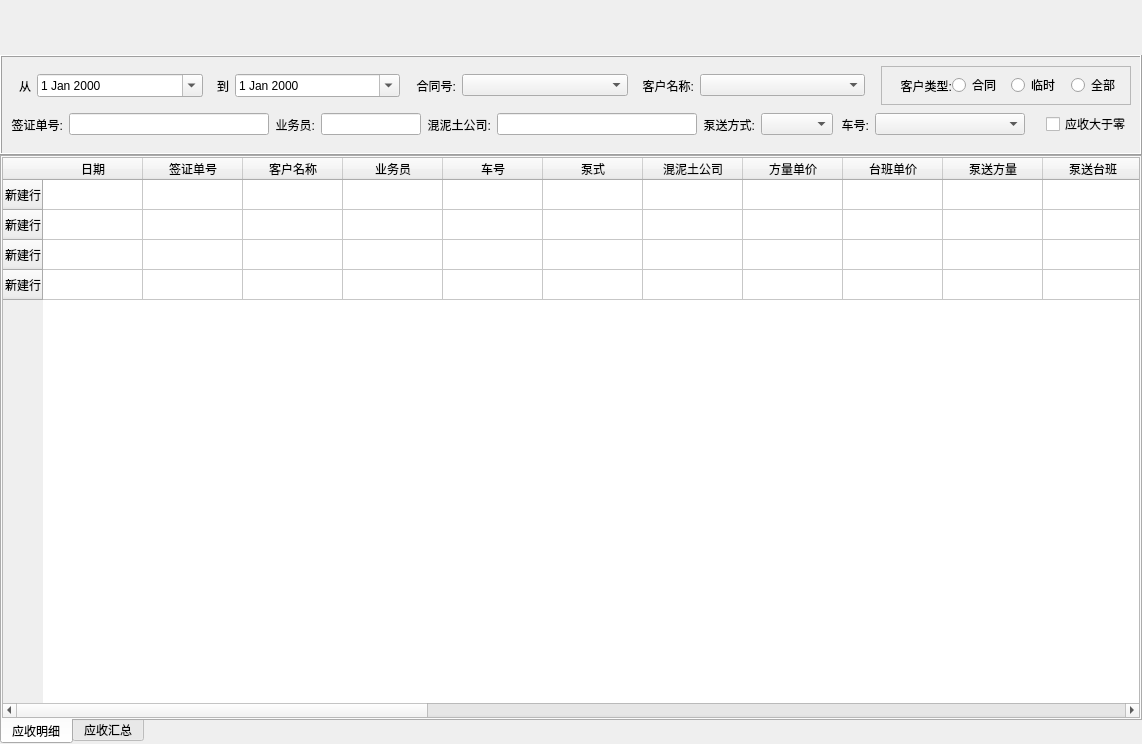
Above: CarRentalManagement/ui/tabwidget/receivablewidget.ui from longcp/CarRentalManagement before the change. Below: the same form after it.
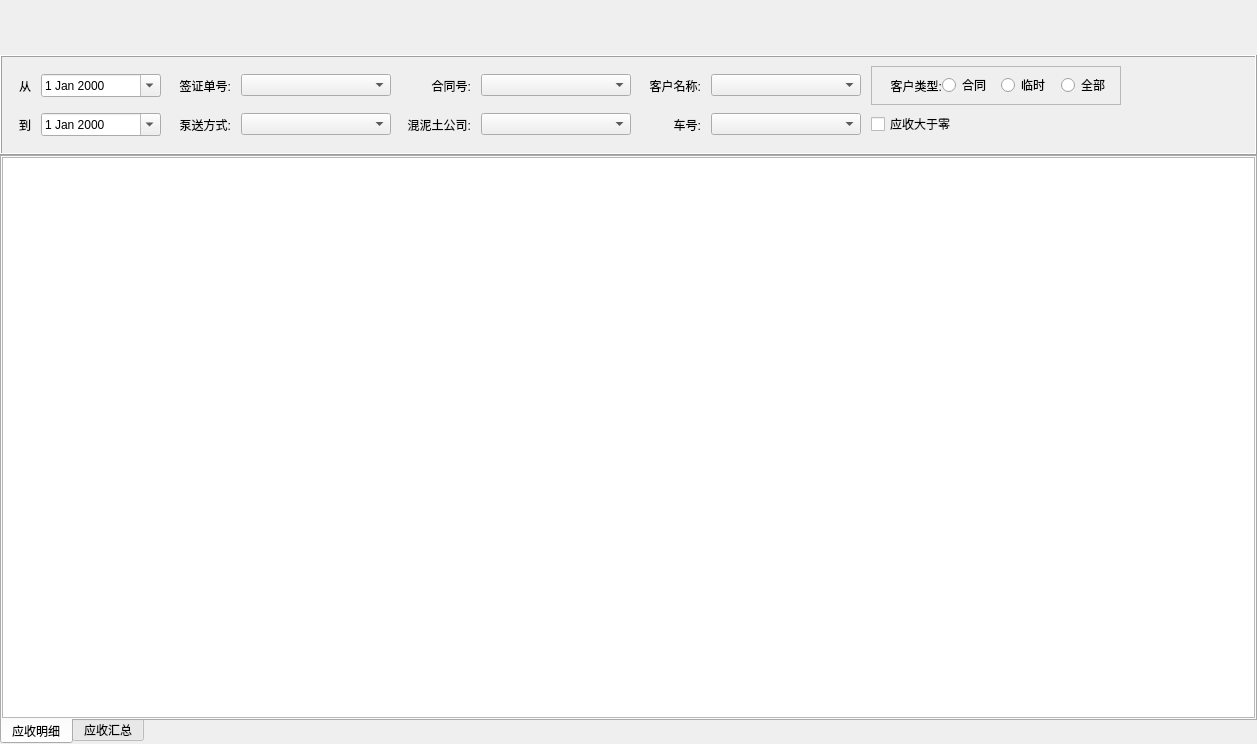
That is the form after the change.

Commit message: 调整界面

The edit to the form file:
```diff
--- a/CarRentalManagement/ui/tabwidget/receivablewidget.ui
+++ b/CarRentalManagement/ui/tabwidget/receivablewidget.ui
@@ -6,7 +6,7 @@
    <rect>
     <x>0</x>
     <y>0</y>
-    <width>1142</width>
+    <width>1257</width>
     <height>744</height>
    </rect>
   </property>
@@ -101,6 +101,9 @@
       <item>
        <widget class="QWidget" name="chooseTopWidget" native="true">
         <layout class="QHBoxLayout" name="chooseUpHorizonLayout">
+         <property name="spacing">
+          <number>10</number>
+         </property>
          <property name="bottomMargin">
           <number>0</number>
          </property>
@@ -130,13 +133,13 @@
           <widget class="QDateEdit" name="fromDateEdit">
            <property name="minimumSize">
             <size>
-             <width>100</width>
+             <width>120</width>
              <height>0</height>
             </size>
            </property>
            <property name="maximumSize">
             <size>
-             <width>200</width>
+             <width>120</width>
              <height>16777215</height>
             </size>
            </property>
@@ -146,21 +149,21 @@
           </widget>
          </item>
          <item>
-          <widget class="QLabel" name="toLabel">
+          <widget class="QLabel" name="label">
            <property name="minimumSize">
             <size>
-             <width>20</width>
+             <width>60</width>
              <height>0</height>
             </size>
            </property>
            <property name="maximumSize">
             <size>
-             <width>20</width>
+             <width>60</width>
              <height>16777215</height>
             </size>
            </property>
            <property name="text">
-            <string>到</string>
+            <string>签证单号:</string>
            </property>
            <property name="alignment">
             <set>Qt::AlignRight|Qt::AlignTrailing|Qt::AlignVCenter</set>
@@ -168,9 +171,18 @@
           </widget>
          </item>
          <item>
-          <widget class="QDateEdit" name="toDateEdit">
-           <property name="calendarPopup">
-            <bool>true</bool>
+          <widget class="QComboBox" name="comboBox">
+           <property name="minimumSize">
+            <size>
+             <width>150</width>
+             <height>0</height>
+            </size>
+           </property>
+           <property name="maximumSize">
+            <size>
+             <width>150</width>
+             <height>16777215</height>
+            </size>
            </property>
           </widget>
          </item>
@@ -178,13 +190,13 @@
           <widget class="QLabel" name="contractNumLabel">
            <property name="minimumSize">
             <size>
-             <width>50</width>
+             <width>70</width>
              <height>0</height>
             </size>
            </property>
            <property name="maximumSize">
             <size>
-             <width>50</width>
+             <width>70</width>
              <height>16777215</height>
             </size>
            </property>
@@ -197,7 +209,20 @@
           </widget>
          </item>
          <item>
-          <widget class="QComboBox" name="ContractNumComboBox"/>
+          <widget class="QComboBox" name="ContractNumComboBox">
+           <property name="minimumSize">
+            <size>
+             <width>150</width>
+             <height>0</height>
+            </size>
+           </property>
+           <property name="maximumSize">
+            <size>
+             <width>150</width>
+             <height>16777215</height>
+            </size>
+           </property>
+          </widget>
          </item>
          <item>
           <widget class="QLabel" name="clientNameLabel">
@@ -222,23 +247,20 @@
           </widget>
          </item>
          <item>
-          <widget class="QComboBox" name="clientNameComboBox"/>
-         </item>
-         <item>
-          <spacer name="horizontalSpacer">
-           <property name="orientation">
-            <enum>Qt::Horizontal</enum>
+          <widget class="QComboBox" name="clientNameComboBox">
+           <property name="minimumSize">
+            <size>
+             <width>150</width>
+             <height>0</height>
+            </size>
            </property>
-           <property name="sizeType">
-            <enum>QSizePolicy::Fixed</enum>
-           </property>
-           <property name="sizeHint" stdset="0">
+           <property name="maximumSize">
             <size>
-             <width>10</width>
-             <height>10</height>
+             <width>150</width>
+             <height>16777215</height>
             </size>
            </property>
-          </spacer>
+          </widget>
          </item>
          <item>
           <widget class="QFrame" name="clientTypeFrame">
@@ -248,6 +270,12 @@
              <height>0</height>
             </size>
            </property>
+           <property name="maximumSize">
+            <size>
+             <width>250</width>
+             <height>16777215</height>
+            </size>
+           </property>
            <property name="frameShape">
             <enum>QFrame::StyledPanel</enum>
            </property>
@@ -304,51 +332,47 @@
            </layout>
           </widget>
          </item>
+         <item>
+          <spacer name="horizontalSpacer">
+           <property name="orientation">
+            <enum>Qt::Horizontal</enum>
+           </property>
+           <property name="sizeHint" stdset="0">
+            <size>
+             <width>40</width>
+             <height>20</height>
+            </size>
+           </property>
+          </spacer>
+         </item>
         </layout>
        </widget>
       </item>
       <item>
        <widget class="QWidget" name="chooseBottomWidget" native="true">
         <layout class="QHBoxLayout" name="chooseBottomHorizontalLayout">
+         <property name="spacing">
+          <number>10</number>
+         </property>
          <property name="topMargin">
           <number>0</number>
          </property>
          <item>
-          <widget class="QLabel" name="label">
-           <property name="maximumSize">
+          <widget class="QLabel" name="toLabel">
+           <property name="minimumSize">
             <size>
-             <width>60</width>
-             <height>16777215</height>
+             <width>20</width>
+             <height>0</height>
             </size>
            </property>
-           <property name="text">
-            <string>签证单号:</string>
-           </property>
-           <property name="alignment">
-            <set>Qt::AlignRight|Qt::AlignTrailing|Qt::AlignVCenter</set>
-           </property>
-          </widget>
-         </item>
-         <item>
-          <widget class="QLineEdit" name="docNumLineEdit">
            <property name="maximumSize">
             <size>
-             <width>16777215</width>
+             <width>20</width>
              <height>16777215</height>
             </size>
            </property>
-          </widget>
-         </item>
-         <item>
-          <widget class="QLabel" name="label_2">
-           <property name="maximumSize">
-            <size>
-             <width>50</width>
-             <height>16777215</height>
-            </size>
-           </property>
            <property name="text">
-            <string>业务员:</string>
+            <string>到</string>
            </property>
            <property name="alignment">
             <set>Qt::AlignRight|Qt::AlignTrailing|Qt::AlignVCenter</set>
@@ -356,43 +380,32 @@
           </widget>
          </item>
          <item>
-          <widget class="QLineEdit" name="salesmanLineEdit">
-           <property name="maximumSize">
+          <widget class="QDateEdit" name="toDateEdit">
+           <property name="minimumSize">
             <size>
-             <width>100</width>
-             <height>16777215</height>
+             <width>120</width>
+             <height>0</height>
             </size>
            </property>
-          </widget>
-         </item>
-         <item>
-          <widget class="QLabel" name="label_4">
            <property name="maximumSize">
             <size>
-             <width>70</width>
+             <width>120</width>
              <height>16777215</height>
             </size>
            </property>
-           <property name="text">
-            <string>混泥土公司:</string>
-           </property>
-           <property name="alignment">
-            <set>Qt::AlignRight|Qt::AlignTrailing|Qt::AlignVCenter</set>
-           </property>
-          </widget>
-         </item>
-         <item>
-          <widget class="QLineEdit" name="companyLineEdit">
-           <property name="maximumSize">
-            <size>
-             <width>200</width>
-             <height>16777215</height>
-            </size>
+           <property name="calendarPopup">
+            <bool>true</bool>
            </property>
           </widget>
          </item>
          <item>
           <widget class="QLabel" name="label_3">
+           <property name="minimumSize">
+            <size>
+             <width>60</width>
+             <height>0</height>
+            </size>
+           </property>
            <property name="maximumSize">
             <size>
              <width>60</width>
@@ -408,19 +421,70 @@
           </widget>
          </item>
          <item>
-          <widget class="QComboBox" name="pumpTypeComboBox"/>
+          <widget class="QComboBox" name="pumpTypeComboBox">
+           <property name="minimumSize">
+            <size>
+             <width>150</width>
+             <height>0</height>
+            </size>
+           </property>
+           <property name="maximumSize">
+            <size>
+             <width>150</width>
+             <height>16777215</height>
+            </size>
+           </property>
+          </widget>
+         </item>
+         <item>
+          <widget class="QLabel" name="label_4">
+           <property name="minimumSize">
+            <size>
+             <width>70</width>
+             <height>0</height>
+            </size>
+           </property>
+           <property name="maximumSize">
+            <size>
+             <width>70</width>
+             <height>16777215</height>
+            </size>
+           </property>
+           <property name="text">
+            <string>混泥土公司:</string>
+           </property>
+           <property name="alignment">
+            <set>Qt::AlignRight|Qt::AlignTrailing|Qt::AlignVCenter</set>
+           </property>
+          </widget>
+         </item>
+         <item>
+          <widget class="QComboBox" name="comboBox_3">
+           <property name="minimumSize">
+            <size>
+             <width>150</width>
+             <height>0</height>
+            </size>
+           </property>
+           <property name="maximumSize">
+            <size>
+             <width>150</width>
+             <height>16777215</height>
+            </size>
+           </property>
+          </widget>
          </item>
          <item>
           <widget class="QLabel" name="carNumLabel">
            <property name="minimumSize">
             <size>
-             <width>30</width>
+             <width>60</width>
              <height>0</height>
             </size>
            </property>
            <property name="maximumSize">
             <size>
-             <width>30</width>
+             <width>60</width>
              <height>16777215</height>
             </size>
            </property>
@@ -440,23 +504,13 @@
              <height>0</height>
             </size>
            </property>
-          </widget>
-         </item>
-         <item>
-          <spacer name="horizontalSpacer_2">
-           <property name="orientation">
-            <enum>Qt::Horizontal</enum>
-           </property>
-           <property name="sizeType">
-            <enum>QSizePolicy::Fixed</enum>
-           </property>
-           <property name="sizeHint" stdset="0">
+           <property name="maximumSize">
             <size>
-             <width>15</width>
-             <height>10</height>
+             <width>150</width>
+             <height>16777215</height>
             </size>
            </property>
-          </spacer>
+          </widget>
          </item>
          <item>
           <widget class="QCheckBox" name="receivableCheckBox">
@@ -500,163 +554,7 @@
         <number>0</number>
        </property>
        <item>
-        <widget class="QTableWidget" name="detailTableWidget">
-         <row>
-          <property name="text">
-           <string>新建行</string>
-          </property>
-         </row>
-         <row>
-          <property name="text">
-           <string>新建行</string>
-          </property>
-         </row>
-         <row>
-          <property name="text">
-           <string>新建行</string>
-          </property>
-         </row>
-         <row>
-          <property name="text">
-           <string>新建行</string>
-          </property>
-         </row>
-         <column>
-          <property name="text">
-           <string>日期</string>
-          </property>
-         </column>
-         <column>
-          <property name="text">
-           <string>签证单号</string>
-          </property>
-         </column>
-         <column>
-          <property name="text">
-           <string>客户名称</string>
-          </property>
-         </column>
-         <column>
-          <property name="text">
-           <string>业务员</string>
-          </property>
-         </column>
-         <column>
-          <property name="text">
-           <string>车号</string>
-          </property>
-         </column>
-         <column>
-          <property name="text">
-           <string>泵式</string>
-          </property>
-         </column>
-         <column>
-          <property name="text">
-           <string>混泥土公司</string>
-          </property>
-         </column>
-         <column>
-          <property name="text">
-           <string>方量单价</string>
-          </property>
-         </column>
-         <column>
-          <property name="text">
-           <string>台班单价</string>
-          </property>
-         </column>
-         <column>
-          <property name="text">
-           <string>泵送方量</string>
-          </property>
-         </column>
-         <column>
-          <property name="text">
-           <string>泵送台班</string>
-          </property>
-         </column>
-         <column>
-          <property name="text">
-           <string>泵送台班时间</string>
-          </property>
-         </column>
-         <column>
-          <property name="text">
-           <string>补油费</string>
-          </property>
-         </column>
-         <column>
-          <property name="text">
-           <string>送管费</string>
-          </property>
-         </column>
-         <column>
-          <property name="text">
-           <string>过路费</string>
-          </property>
-         </column>
-         <column>
-          <property name="text">
-           <string>总金额</string>
-          </property>
-         </column>
-         <column>
-          <property name="text">
-           <string>其他费用</string>
-          </property>
-         </column>
-         <column>
-          <property name="text">
-           <string>已收金额</string>
-          </property>
-         </column>
-         <column>
-          <property name="text">
-           <string>应收金额</string>
-          </property>
-         </column>
-         <column>
-          <property name="text">
-           <string>工程名称</string>
-          </property>
-         </column>
-         <column>
-          <property name="text">
-           <string>工程地址</string>
-          </property>
-         </column>
-         <column>
-          <property name="text">
-           <string>浇注部位</string>
-          </property>
-         </column>
-         <column>
-          <property name="text">
-           <string>收款人</string>
-          </property>
-         </column>
-         <column>
-          <property name="text">
-           <string>备注</string>
-          </property>
-         </column>
-         <column>
-          <property name="text">
-           <string>联系人</string>
-          </property>
-         </column>
-         <column>
-          <property name="text">
-           <string>联系电话</string>
-          </property>
-         </column>
-         <column>
-          <property name="text">
-           <string>合同号</string>
-          </property>
-         </column>
-        </widget>
+        <widget class="QTableView" name="detailTableview"/>
        </item>
       </layout>
      </widget>
```
Left out of the diff: 78 changed lines with no effect on the pictures. The commit also changes 2 other files.
